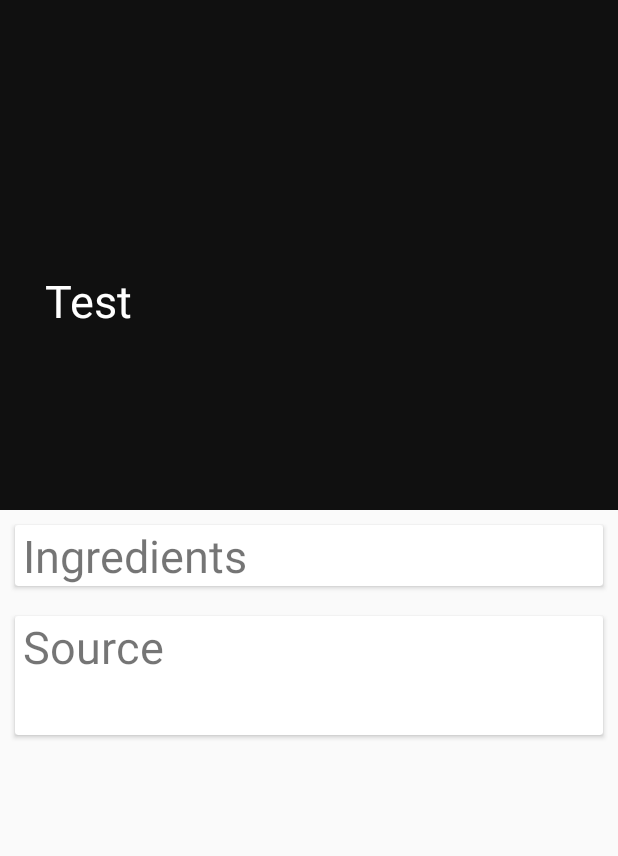
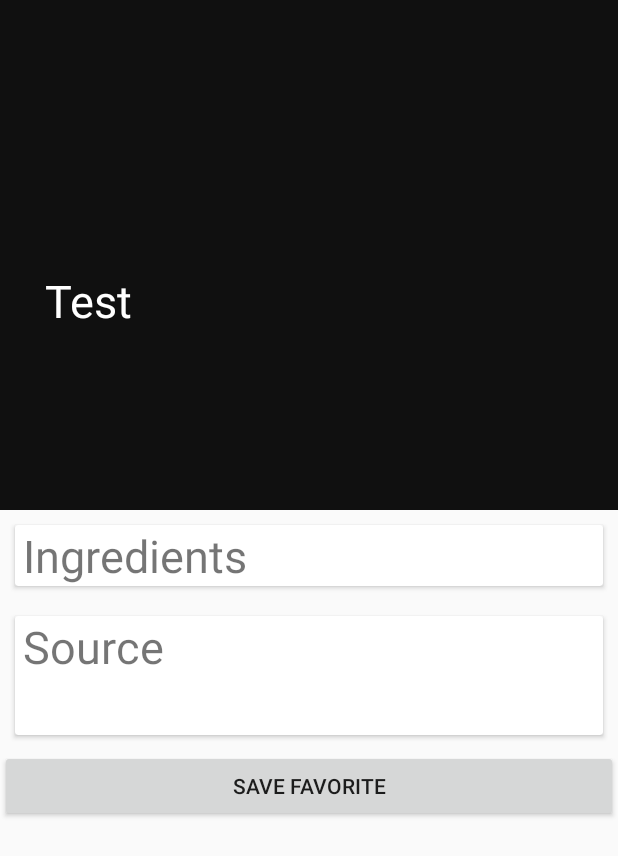
Before and after one commit to myers831/RecipeTest, an Android app: the layout activity_main3.xml on its own in the app's theme, with its tools: preview values and no code run, on a phone screen of 412 x 824 dp. Shown: the top 856 px of the screen. Run offline under Robolectric (Android 15) with nearby library versions, the phone set to English and light mode, and no system bars; network calls fail.

```diff
--- a/app/src/main/AndroidManifest.xml
+++ b/app/src/main/AndroidManifest.xml
@@ -19,7 +19,8 @@
             </intent-filter>
         </activity>
         <activity android:name=".Main2Activity" />
-        <activity android:name=".Main3Activity"></activity>
+        <activity android:name=".Main3Activity" />
+        <activity android:name=".FavoriteListActivity"></activity>
     </application>
 
 </manifest>
--- a/app/src/main/res/layout/activity_main3.xml
+++ b/app/src/main/res/layout/activity_main3.xml
@@ -9,11 +9,11 @@
 
     <ScrollView
         android:layout_width="match_parent"
-        android:layout_height="match_parent">
+        android:layout_height="wrap_content">
 
         <LinearLayout
             android:layout_width="match_parent"
-            android:layout_height="wrap_content"
+            android:layout_height="match_parent"
             android:orientation="vertical">
 
             <FrameLayout
@@ -40,7 +40,7 @@
 
             <android.support.v7.widget.CardView
                 android:layout_width="match_parent"
-                android:layout_height="wrap_content"
+                android:layout_height="match_parent"
                 android:layout_margin="10dp">
 
                 <TextView
@@ -84,6 +84,12 @@
                     android:layout_marginTop="60dp" />
 
             </android.support.v7.widget.CardView>
+
+            <Button
+                android:layout_width="match_parent"
+                android:layout_height="wrap_content"
+                android:onClick="saveFavorite"
+                android:text="save favorite"/>
         </LinearLayout>
     </ScrollView>
 </LinearLayout>
```
Also changed, not shown: app/src/main/java/com/example/admin/recipetest/DatabaseHelper.java (added, +79 -0 lines), app/src/main/java/com/example/admin/recipetest/FavoriteListActivity.java (added, +13 -0 lines), app/src/main/java/com/example/admin/recipetest/HitUnit.java (added, +60 -0 lines), app/src/main/java/com/example/admin/recipetest/Main3Activity.java (+34 -1 lines), app/src/main/res/layout/activity_favorite_list.xml (added, +9 -0 lines).
